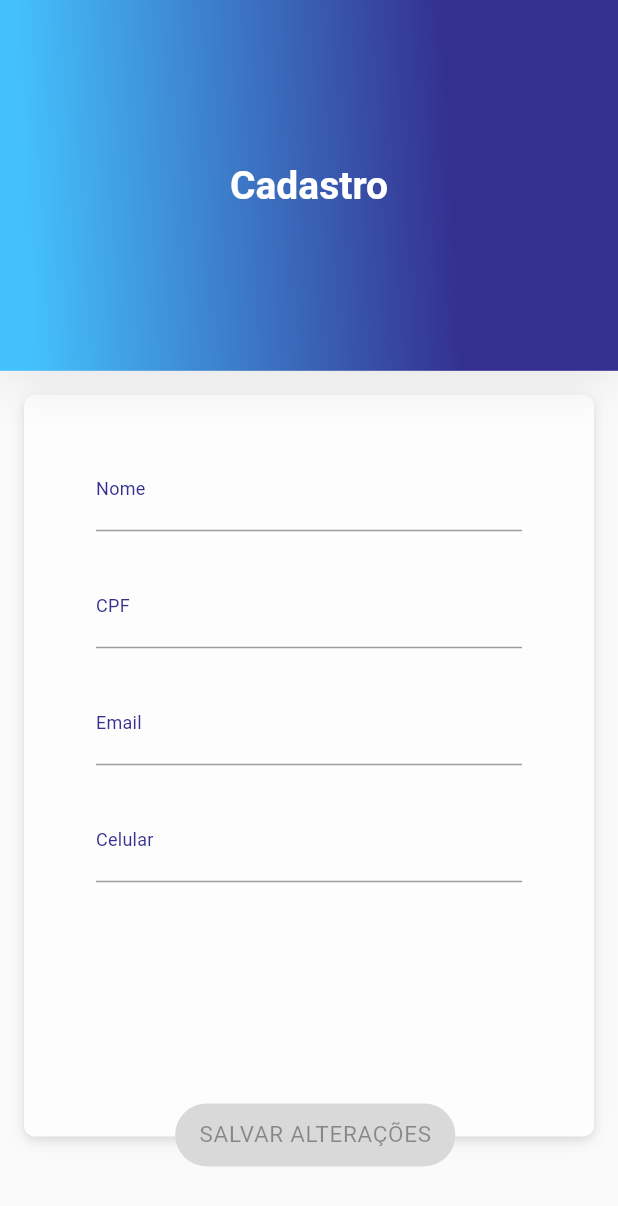
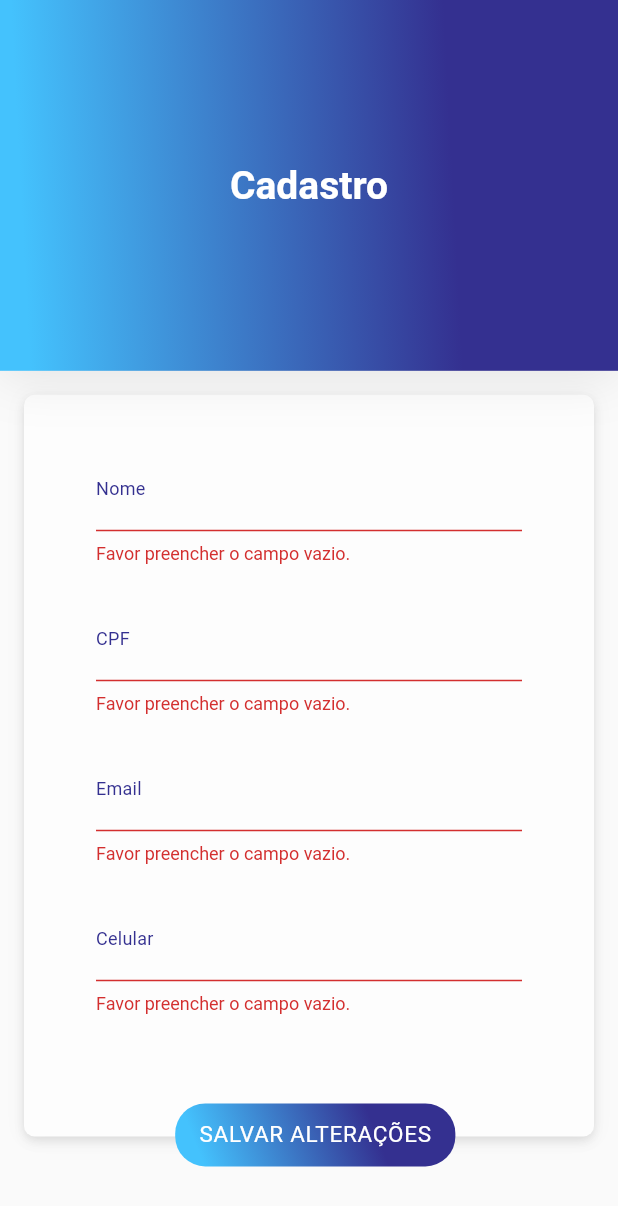
Before and after one commit to devguusta/RaroAcademy_Budget, a Flutter app: the RegistryEditPage screen opened directly, after a tap on "SALVAR ALTERAÇÕES", on a phone screen of 412 x 824 dp. Shown: the top 1206 px of the screen. Run offline on Flutter 3.47's test engine with Material 2 defaults, Android fonts, the phone set to English and light mode, and no system bars; our stand-ins replace cloud_firestore, connectivity, firebase_auth, firebase_core, get_it, mobx and 1 more; missing offline and left inert: animated_card, cpf_cnpj_validator; accounts and stored records are empty; generated files the repository leaves out were written again; statements that could not run were skipped; project files that could hold a hidden picture were left out.

Commit message:
fix: Inclusão dos dados do usuário no input de edição dos dados

```diff
--- a/lib/modules/registry-edit-page/registry_edit_page.dart
+++ b/lib/modules/registry-edit-page/registry_edit_page.dart
@@ -1,6 +1,11 @@
+import 'package:cloud_firestore/cloud_firestore.dart';
 import 'package:flutter/material.dart';
+import 'package:raro_academy_budget/modules/registry-edit-page/widgets/header_widget.dart';
 import 'package:raro_academy_budget/shared/widgets/input_form_widget.dart';
 import 'package:raro_academy_budget/util/constants/app_colors.dart';
+import 'package:raro_academy_budget/util/constants/app_shadows.dart';
+import 'package:get_it/get_it.dart';
+import 'package:raro_academy_budget/shared/services/user_manager.dart';
 
 class RegistryEditPage extends StatefulWidget {
   static const String id = '/in';
@@ -12,77 +17,96 @@ class RegistryEditPage extends StatefulWidget {
 }
 
 class _RegistryEditPageState extends State<RegistryEditPage> {
+  GlobalKey<FormState> form = GlobalKey<FormState>();
+  final UserManager userManager = GetIt.I<UserManager>();
+  TextEditingController name = TextEditingController();
+  TextEditingController phone = TextEditingController();
+  TextEditingController email = TextEditingController();
+  TextEditingController cpf = TextEditingController();
+
   @override
   Widget build(BuildContext context) {
     return Scaffold(
-      // resizeToAvoidBottomInset: false,
       appBar: PreferredSize(
-        child: Header(),
+        child: const Header(),
         preferredSize:
             Size.fromHeight(MediaQuery.of(context).size.height * 0.3),
       ),
       body: SingleChildScrollView(
-        physics: ClampingScrollPhysics(),
-        child: Container(
+        physics: const ClampingScrollPhysics(),
         child: Stack(
           children: [
             Padding(
               padding: const EdgeInsets.fromLTRB(16, 16, 16, 40),
               child: Container(
                 height: MediaQuery.of(context).size.height * 0.6,
-                  padding: EdgeInsets.symmetric(vertical: 35),
+                padding: const EdgeInsets.symmetric(vertical: 35),
                 decoration: BoxDecoration(
                   borderRadius: const BorderRadius.all(Radius.circular(7.0)),
                   color: const Color(0xFFFDFDFD),
                   boxShadow: [
-                      BoxShadow(
-                        color: Colors.grey.withOpacity(0.12),
-                        spreadRadius: 0,
-                        blurRadius: 10,
-                        offset: const Offset(0, 1),
-                      ),
-                      BoxShadow(
-                        color: Colors.grey.withOpacity(0.14),
-                        spreadRadius: 0,
-                        blurRadius: 5,
-                        offset: const Offset(0, 4),
-                      ),
-                      BoxShadow(
-                        color: Colors.grey.withOpacity(0.2),
-                        spreadRadius: -1,
-                        blurRadius: 4,
-                        offset: const Offset(0, 2),
-                      ),
+                    AppShadows.opacity012,
+                    AppShadows.opacity014,
+                    AppShadows.opacity020,
                   ],
                 ),
+                child: Form(
+                  key: form,
                   child: Column(
                     children: [
                       InputForm(
                         hintText: "Nome",
                         labelText: "Nome",
+                        initialValue: userManager.user!.name.split(" ")[0],
+                        // controller: name,
+                        validator: (value) {
+                          if (value!.isEmpty) {
+                            return 'Favor preencher o campo vazio.';
+                          }
+                          return null;
+                        },
                       ),
-                      SizedBox(
-                        height: 22,
-                      ),
+                      const SizedBox(height: 22),
                       InputForm(
                         hintText: "CPF",
                         labelText: "CPF",
+                        initialValue: userManager.user!.cpf.split(" ")[0],
+                        // controller: cpf,
+                        validator: (value) {
+                          if (value!.isEmpty) {
+                            return 'Favor preencher o campo vazio.';
+                          }
+                          return null;
+                        },
                       ),
-                      SizedBox(
-                        height: 22,
-                      ),
+                      const SizedBox(height: 22),
                       InputForm(
                         hintText: "Email",
                         labelText: "Email",
+                        initialValue: userManager.user!.email.split(" ")[0],
+                        // controller: email,
+                        validator: (value) {
+                          if (value!.isEmpty) {
+                            return 'Favor preencher o campo vazio.';
+                          }
+                          return null;
+                        },
                       ),
-                      SizedBox(
-                        height: 22,
-                      ),
+                      const SizedBox(height: 22),
                       InputForm(
                         hintText: "Celular",
                         labelText: "Celular",
+                        initialValue: userManager.user!.phone.split(" ")[0],
+                        // controller: phone,
+                        validator: (value) {
+                          if (value!.isEmpty) {
+                            return 'Favor preencher o campo vazio.';
+                          }
+                          return null;
+                        },
                       ),
                     ],
+                  ),
                 ),
               ),
             ),
@@ -93,23 +117,36 @@ class _RegistryEditPageState extends State<RegistryEditPage> {
                 borderRadius: const BorderRadius.all(
                   Radius.circular(24.0),
                 ),
-                  onTap: () {},
+                onTap: () async {
+                  if (form.currentState!.validate()) {
+                    await FirebaseFirestore.instance
+                        .collection('users')
+                        .doc()
+                        .set({
+                      'name': name.text,
+                      'email': email.text,
+                      'phone': phone.text,
+                      'cpf': cpf.text,
+                    });
+                    Navigator.of(context).pop();
+                  }
+                },
                 child: Container(
-                    decoration: BoxDecoration(
-                      color: Color.alphaBlend(Color.fromRGBO(0, 0, 0, 0.15),
-                          Color.fromRGBO(255, 255, 255, 1)),
-                      // gradient: AppColors.kblueGradientAppBar,
+                  decoration: const BoxDecoration(
+                    gradient: AppColors.kBlueGradient,
                     borderRadius: BorderRadius.all(
-                        Radius.circular(24.0),
+                      Radius.circular(20),
                     ),
                   ),
-                    child: const Padding(
-                      padding:
-                          EdgeInsets.symmetric(horizontal: 16, vertical: 12),
+                  child: Padding(
+                    padding: const EdgeInsets.symmetric(
+                      horizontal: 16,
+                      vertical: 12,
+                    ),
                     child: Text(
-                        'SALVAR ALTERAÇÕES',
-                        style: TextStyle(
-                          color: Color.fromRGBO(0, 0, 0, 0.38),
+                      'Salvar alterações'.toUpperCase(),
+                      style: const TextStyle(
+                        color: AppColors.kWhite,
                         fontSize: 15,
                         fontFamily: 'Roboto',
                         letterSpacing: 0.46,
@@ -122,41 +159,6 @@ class _RegistryEditPageState extends State<RegistryEditPage> {
           ],
         ),
       ),
-      ),
     );
   }
 }
-
-class Header extends StatelessWidget {
-  const Header({
-    Key? key,
-  }) : super(key: key);
-
-  @override
-  Widget build(BuildContext context) {
-    return Container(
-      decoration: BoxDecoration(
-        gradient: AppColors.kBlueGradient,
-        boxShadow: [
-          BoxShadow(
-            color: Colors.grey.withOpacity(0.25),
-            spreadRadius: 0,
-            blurRadius: 28,
-            offset: const Offset(0, 4),
-          ),
-        ],
-      ),
-      child: const Center(
-        child: Text(
-          "Cadastro",
-          style: TextStyle(
-            color: AppColors.kWhite,
-            fontSize: 26,
-            fontWeight: FontWeight.w700,
-            fontFamily: "Roboto",
-          ),
-        ),
-      ),
-    );
-  }
-}
```
Lines whose indentation alone changed are shown as unchanged.
